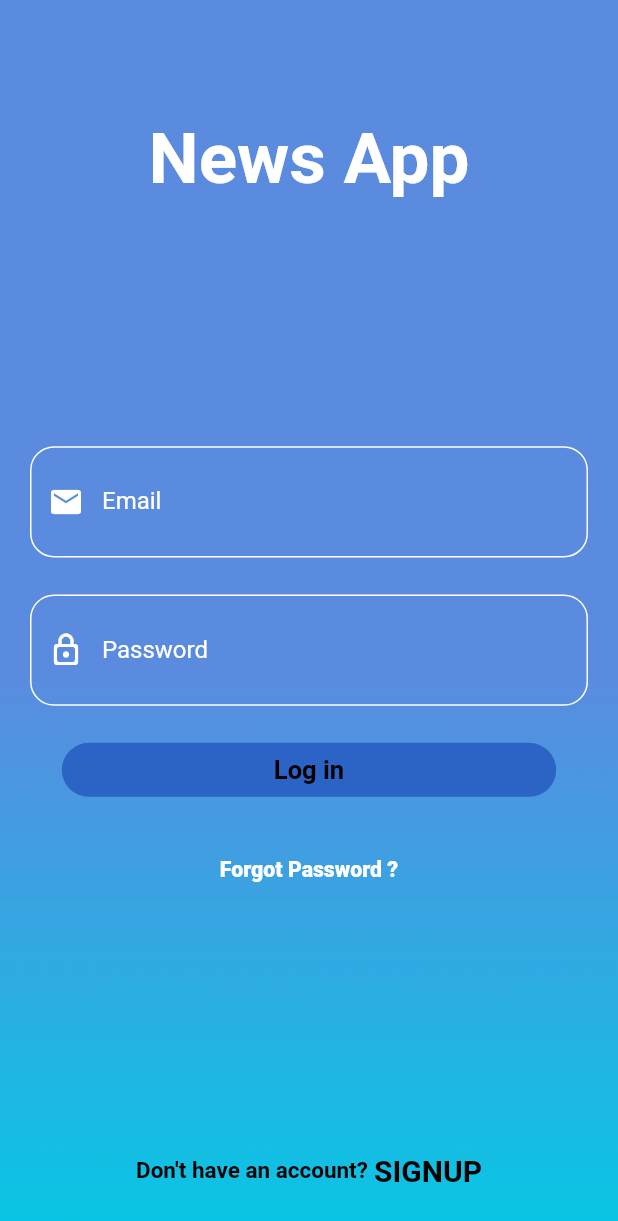
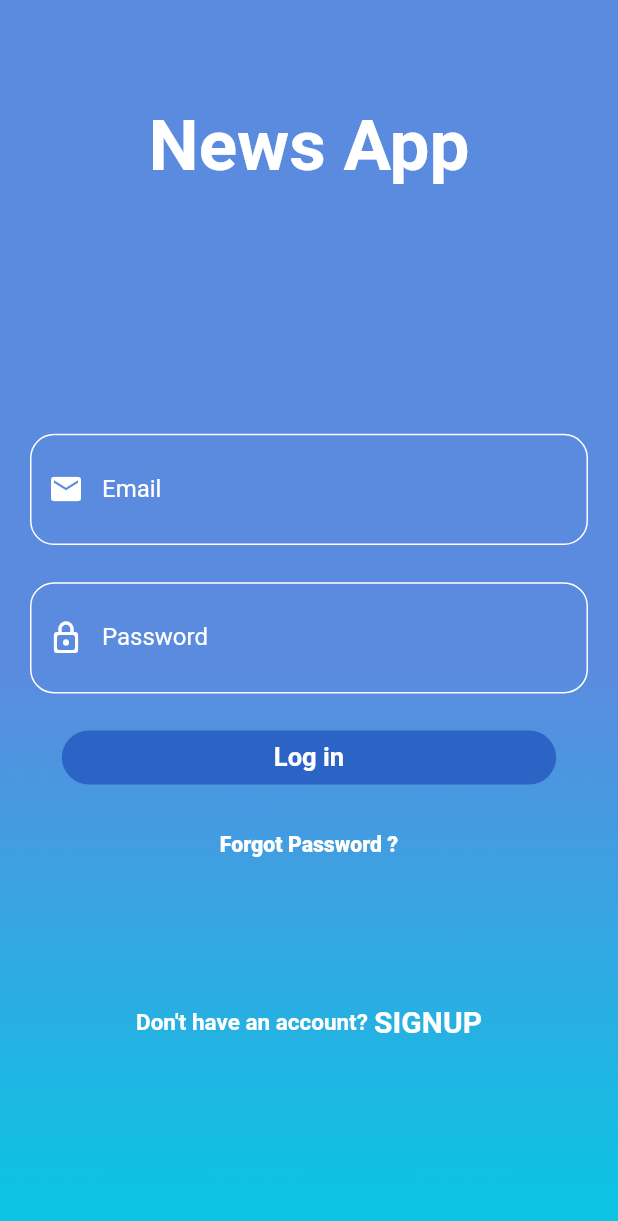
Before and after one commit to mostafa-hashem/News_App, a Flutter app: the screen it shows after launch, on a phone screen of 412 x 824 dp. Shown: the top 1221 px of the screen. Run offline on Flutter 3.47's test engine with Material 2 defaults, Android fonts, the phone set to English and light mode, and no system bars; our stand-ins replace awesome_dialog, cloud_firestore, firebase_auth, firebase_core, flutter_screenutil, google_fonts and 2 more; accounts and stored records are empty; generated files the repository leaves out were written again; Roboto replaces fonts that are missing (Actor); statements that could not run were skipped.

Commit message:
finish app without search,,

```diff
--- a/lib/layout/home.dart
+++ b/lib/layout/home.dart
@@ -12,6 +12,7 @@ import 'package:news_app/screens/news_screen.dart';
 class HomeScreen extends StatelessWidget {
   static const String routeName = "HomeScreen";
   TextEditingController searchController = TextEditingController();
+
 
   @override
   Widget build(BuildContext context) {
--- a/lib/main.dart
+++ b/lib/main.dart
@@ -27,8 +27,8 @@ class MyApp extends StatelessWidget {
 
   @override
   Widget build(BuildContext context) {
+    provider = Provider.of<MyAppProvider>(context);
     getPreferences();
-    provider = Provider.of<MyAppProvider>(context);
     return ScreenUtilInit(
       designSize: const Size(412, 870),
       minTextAdapt: true,
@@ -36,7 +36,9 @@ class MyApp extends StatelessWidget {
       builder: (BuildContext context, Widget? child) {
         return MaterialApp(
           debugShowCheckedModeBanner: false,
-          initialRoute: LoginScreen.routName,
+          initialRoute: provider.firebaseUser != null
+              ? HomeScreen.routeName
+              : LoginScreen.routName,
           routes: {
             LoginScreen.routName: (c) => LoginScreen(),
             CreatAccount.routName: (c) => CreatAccount(),
@@ -57,8 +59,6 @@ class MyApp extends StatelessWidget {
 
   void getPreferences() async {
     final SharedPreferences prefs = await SharedPreferences.getInstance();
-    String? language = prefs.getString('language');
-    provider.changeLanguage(language!);
     if (prefs.getString('theme') == 'dark') {
       provider.changeTheme(ThemeMode.dark);
     } else if (prefs.getString('theme') == 'system') {
--- a/lib/provider/app_provider.dart
+++ b/lib/provider/app_provider.dart
@@ -78,7 +78,7 @@ class MyAppProvider extends ChangeNotifier {
   }
 
   void obscureTextCheckLogin() {
-    obscureTextLogin != obscureTextLogin;
+    obscureTextLogin = !obscureTextLogin;
     notifyListeners();
   }
 
--- a/lib/screens/login_screen.dart
+++ b/lib/screens/login_screen.dart
@@ -1,12 +1,15 @@
 import 'package:awesome_dialog/awesome_dialog.dart';
 import 'package:flutter/material.dart';
+import 'package:flutter/services.dart';
 import 'package:flutter_screenutil/flutter_screenutil.dart';
 import 'package:google_fonts/google_fonts.dart';
 import 'package:news_app/layout/home.dart';
 import 'package:news_app/screens/creat_account.dart';
+import 'package:news_app/screens/widgets/animation_enum.dart';
 import 'package:news_app/shared/network/firebase/firebase_functions.dart';
 import 'package:news_app/shared/styles/app_colors.dart';
 import 'package:provider/provider.dart';
+import 'package:rive/rive.dart';
 import '../provider/app_provider.dart';
 
 class LoginScreen extends StatefulWidget {
@@ -22,6 +25,38 @@ class _LoginScreenState extends State<LoginScreen> {
   final emailController = TextEditingController();
 
   final passwordController = TextEditingController();
+
+  Artboard? riveArtboard;
+  late RiveAnimationController controllerIdle;
+  late RiveAnimationController controllerHandsUp;
+  late RiveAnimationController controllerHandsDown;
+  late RiveAnimationController controllerSuccess;
+  late RiveAnimationController controllerFail;
+  late RiveAnimationController controllerLookDownRight;
+  late RiveAnimationController controllerLookDownLeft;
+
+  @override
+  void initState() {
+    super.initState();
+
+    controllerIdle = SimpleAnimation(AnimationEnum.idle.name);
+    controllerHandsUp = SimpleAnimation(AnimationEnum.Hands_up.name);
+    controllerHandsDown = SimpleAnimation(AnimationEnum.hands_down.name);
+    controllerSuccess = SimpleAnimation(AnimationEnum.success.name);
+    controllerFail = SimpleAnimation(AnimationEnum.fail.name);
+    controllerLookDownRight =
+        SimpleAnimation(AnimationEnum.Look_down_right.name);
+    controllerLookDownLeft = SimpleAnimation(AnimationEnum.Look_down_left.name);
+
+    rootBundle.load('assets/animation/login_animation.riv').then((data) async {
+      final file = RiveFile.import(data);
+      final artBoard = file.mainArtboard;
+      artBoard.addController(controllerIdle);
+      setState(() {
+        riveArtboard = artBoard;
+      });
+    });
+  }
 
   @override
   Widget build(BuildContext context) {
@@ -43,7 +78,7 @@ class _LoginScreenState extends State<LoginScreen> {
               child: Column(
                 children: [
                   SizedBox(
-                    height: 0.07.sh,
+                    height: 0.06.sh,
                   ),
                   Text('News App',
                       style: GoogleFonts.novaSquare(
@@ -183,11 +218,15 @@ class _LoginScreenState extends State<LoginScreen> {
                             color: const Color(0xff2C64C6)),
                         child: const Padding(
                           padding: EdgeInsets.all(8.0),
-                          child: Center(child: Text("Log in")),
+                          child: Center(
+                              child: Text(
+                            "Log in",
+                            style: TextStyle(color: Colors.white),
+                          )),
                         )),
                   ),
                   SizedBox(
-                    height: 0.03.sh,
+                    height: 0.02.sh,
                   ),
                   MaterialButton(
                     minWidth: 1.w,
@@ -202,13 +241,14 @@ class _LoginScreenState extends State<LoginScreen> {
                         )),
                   ),
                   SizedBox(
-                    height: 0.2.sh,
+                    height: 0.1.sh,
                   ),
                   Row(
                     mainAxisAlignment: MainAxisAlignment.center,
                     children: [
                       Text("Don't have an account?",
-                          style: GoogleFonts.novaCut(fontSize: 15)),
+                          style: GoogleFonts.novaCut(
+                              fontSize: 15, color: Colors.white)),
                       SizedBox(
                         width: 0.01.sw,
                       ),
@@ -218,7 +258,9 @@ class _LoginScreenState extends State<LoginScreen> {
                           },
                           child: Text("SIGNUP",
                               style: GoogleFonts.actor(
-                                  fontSize: 20, fontWeight: FontWeight.bold)))
+                                  fontSize: 20,
+                                  fontWeight: FontWeight.bold,
+                                  color: Colors.white)))
                     ],
                   ),
                 ],
--- /dev/null
+++ b/lib/screens/widgets/animation_enum.dart
@@ -0,0 +1,10 @@
+enum AnimationEnum{
+  idle,
+  Hands_up,
+  hands_down,
+  success,
+  fail,
+  Look_down_right,
+  Look_down_left,
+  look_idle,
+}
--- a/pubspec.yaml
+++ b/pubspec.yaml
@@ -49,6 +49,7 @@ dependencies:
   cloud_firestore: ^4.8.0
   awesome_dialog: ^2.2.1
   firebase_auth: ^4.6.2
+  rive: ^0.7.16
 
 dev_dependencies:
   flutter_test:
```
Also changed, not shown: lib/screens/creat_account.dart (+18 -10 lines), lib/shared/network/firebase/firebase_functions.dart (+15 -8 lines), assets/images/2.0x/splash@2x.png (added), assets/images/3.0x/splash@3x.png (added), assets/images/splash.png (added), pubspec.lock, 1 other file.
